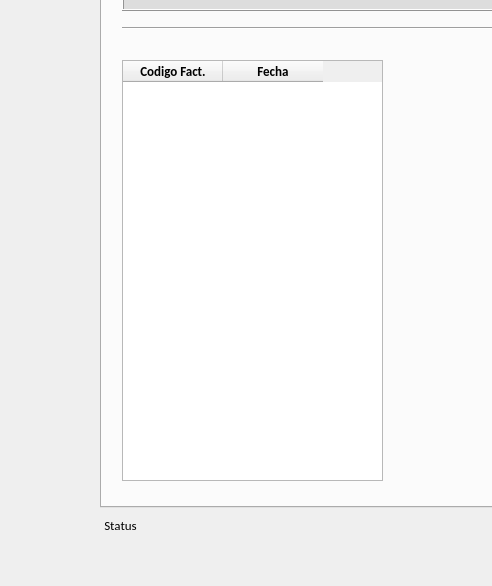
The window that ventana.ui (BertoAlv/ProDam2021) describes before a commit, drawn with Qt 5; both pictures show x 0 to 492 and y 343 to 929 of the 1070 by 929 pixel window.
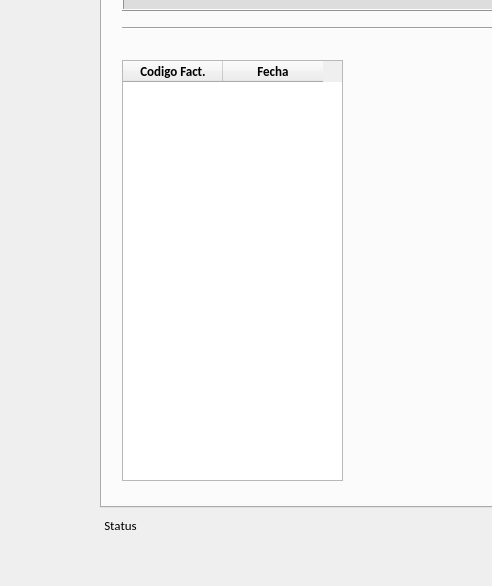
The same window after the commit. The open tabs and pages were chosen to show the change. Icons and pictures are not drawn.

```diff
--- a/ventana.ui
+++ b/ventana.ui
@@ -1211,10 +1211,16 @@
        <rect>
         <x>20</x>
         <y>260</y>
-        <width>261</width>
+        <width>221</width>
         <height>421</height>
        </rect>
       </property>
+      <property name="minimumSize">
+       <size>
+        <width>180</width>
+        <height>0</height>
+       </size>
+      </property>
       <property name="font">
        <font>
         <family>Calibri</family>
```
Left out of the diff: 4 changed lines with no effect on the pictures.
